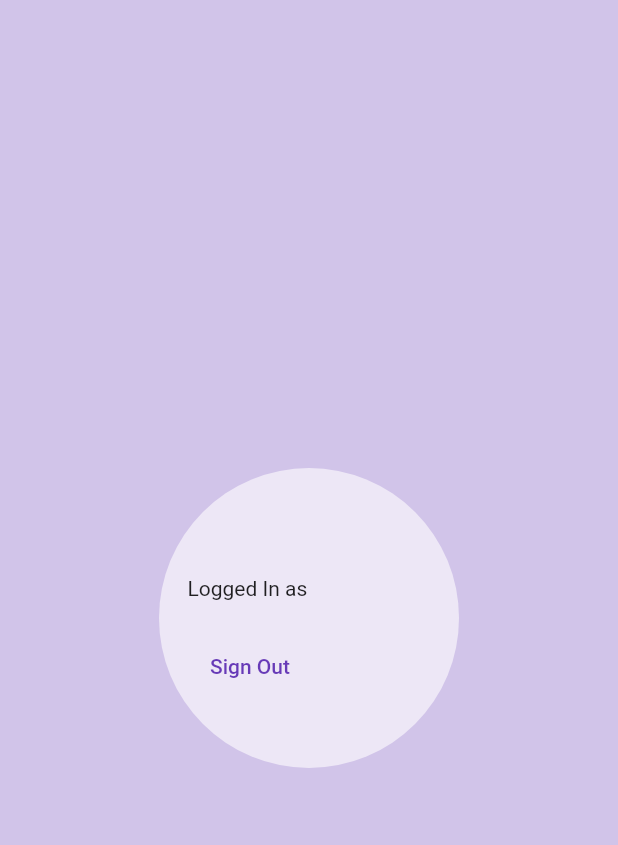
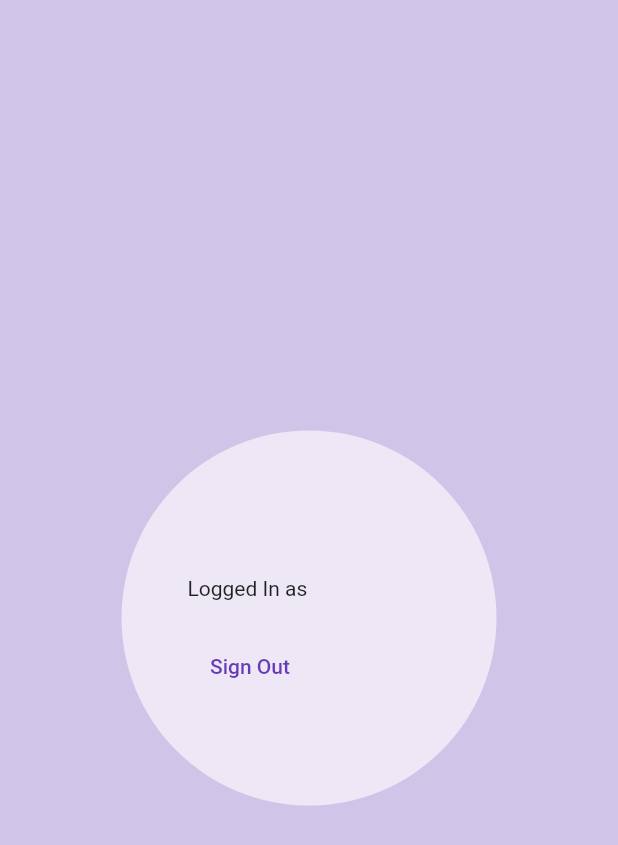
Before and after one commit to kshitiz3133/ModernLoginForm, a Flutter app: the screen it shows once a user with an empty profile is signed in, after a tap on "Sign Out", on a phone screen of 412 x 824 dp. Shown: the top 845 px of the screen. Run offline on Flutter 3.47's test engine with Material 2 defaults, Android fonts, the phone set to English and light mode, and no system bars; our stand-ins replace firebase_auth, firebase_core, get; accounts and stored records are empty; network calls fail.

Commit message:
Login Success Updated

```diff
--- a/lib/Successlogin/loginsuccess.dart
+++ b/lib/Successlogin/loginsuccess.dart
@@ -1,11 +1,9 @@
 import 'package:firebase_auth/firebase_auth.dart';
 import 'package:flutter/material.dart';
-//import 'package:get/get.dart';
-
 import '../Authentication/auth_page.dart';
 
 class Home extends StatefulWidget {
-  Home({Key? key}) : super(key: key);
+  const Home({Key? key}) : super(key: key);
 
   @override
   State<Home> createState() => _HomeState();
@@ -13,25 +11,24 @@ class Home extends StatefulWidget {
 
 class _HomeState extends State<Home> {
   double a = 0;
-  double b=200;
-  double c=200;
-  int d=0;
-  bool f=false;
-  BoxShape e=BoxShape.circle;
+  double b = 250;
+  double c = 250;
+  int d = 0;
+  bool f = false;
+  BoxShape e = BoxShape.circle;
+
   @override
   void initState() {
     super.initState();
-
-
     // Start a delayed timer
-    Future.delayed(Duration(seconds: 2), () {
+    Future.delayed(const Duration(seconds: 2), () {
       setState(() {
         a = -1;
-        b=b+900;
-        c+=900;
-        d=1;
-        e=BoxShape.rectangle;
-        f=true;
+        b += 900;
+        c += 900;
+        d = 1;
+        e = BoxShape.rectangle;
+        f = true;
       });
     });
   }
@@ -47,7 +44,7 @@ class _HomeState extends State<Home> {
   void signout() async {
     await FirebaseAuth.instance.signOut();
     Navigator.of(context)
-        .pushReplacement(MaterialPageRoute(builder: (_) => AuthPage()));
+        .pushReplacement(MaterialPageRoute(builder: (_) => const AuthPage()));
     //Get.offAll(()=>AuthPage());
   }
 
@@ -58,39 +55,40 @@ class _HomeState extends State<Home> {
       body: Stack(children: [
         AnimatedContainer(
           alignment: Alignment(0, a),
-          duration: Duration(seconds: 1),
+          duration: const Duration(seconds: 1),
           child: AnimatedSize(
-            duration: Duration(milliseconds: 400),
+            duration: const Duration(milliseconds: 400),
             child: Container(
-            height: b,
-            width: c,
-            decoration: BoxDecoration(
-              shape: e,
-              color: Colors.deepPurple[50],
+              height: b,
+              width: c,
+              decoration: BoxDecoration(
+                shape: e,
+                color: Colors.deepPurple[50],
+              ),
             ),
+          ),
         ),
-          ),),
         AnimatedContainer(
           alignment: Alignment(0, a),
-          duration: Duration(seconds: 1),
+          duration: const Duration(seconds: 1),
           child: Padding(
             padding: const EdgeInsets.fromLTRB(125, 10, 0, 0),
-            child: Container(
+            child: SizedBox(
               height: 65,
               child: Row(
                 children: [
                   Column(
                     children: [
                       Text("Logged In as " + user.email!),
-                      SizedBox(
+                      const SizedBox(
                         height: 20,
                       ),
                       TextButton(
                           onPressed: () {
                             signout();
                           },
-                          child: Text('Sign Out',
-                              style: TextStyle(color: Colors.deepPurple)))
+                          child: const Text('Sign Out',
+                              style: TextStyle(color: Colors.deepPurple))),
                     ],
                   ),
                 ],
@@ -102,23 +100,3 @@ class _HomeState extends State<Home> {
     );
   }
 }
-
-class Rectangle1 extends StatelessWidget {
-  @override
-  Widget build(BuildContext context) {
-    return Column(
-      children: [
-        Container(
-          width: 425,
-          height: 396,
-          decoration: ShapeDecoration(
-            color: Color(0xFFD9D9D9),
-            shape: RoundedRectangleBorder(
-              borderRadius: BorderRadius.circular(225),
-            ),
-          ),
-        ),
-      ],
-    );
-  }
-}
```
